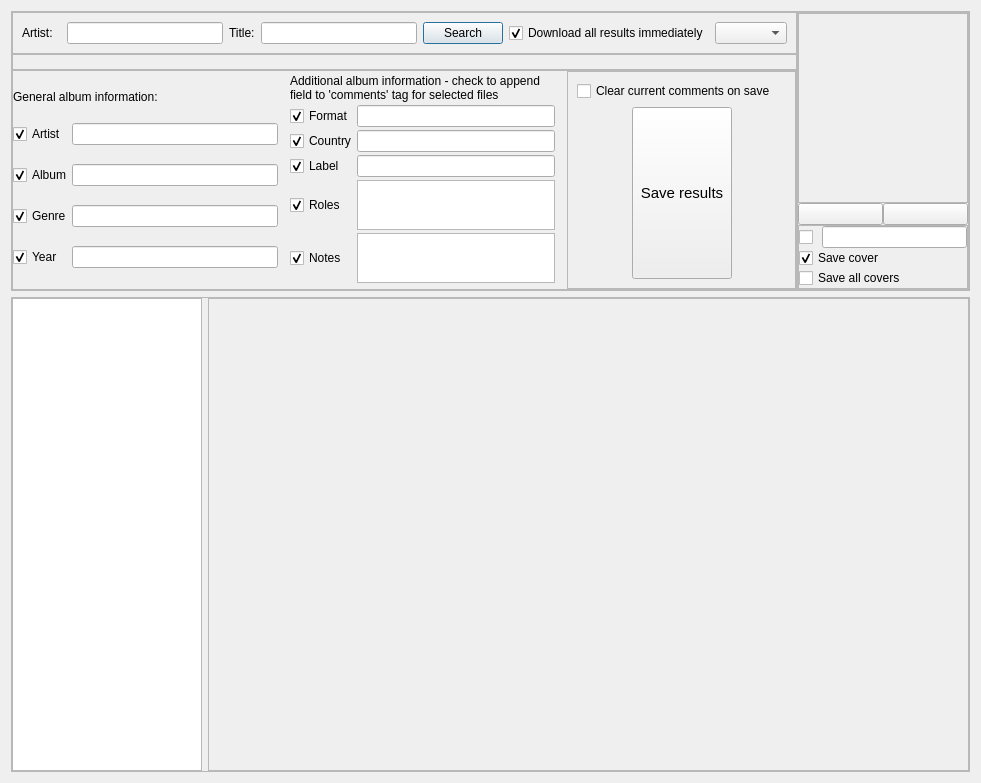
Old version of the form OnlineSearch/searchDialog.ui in the repository ivareske/TagEditor.
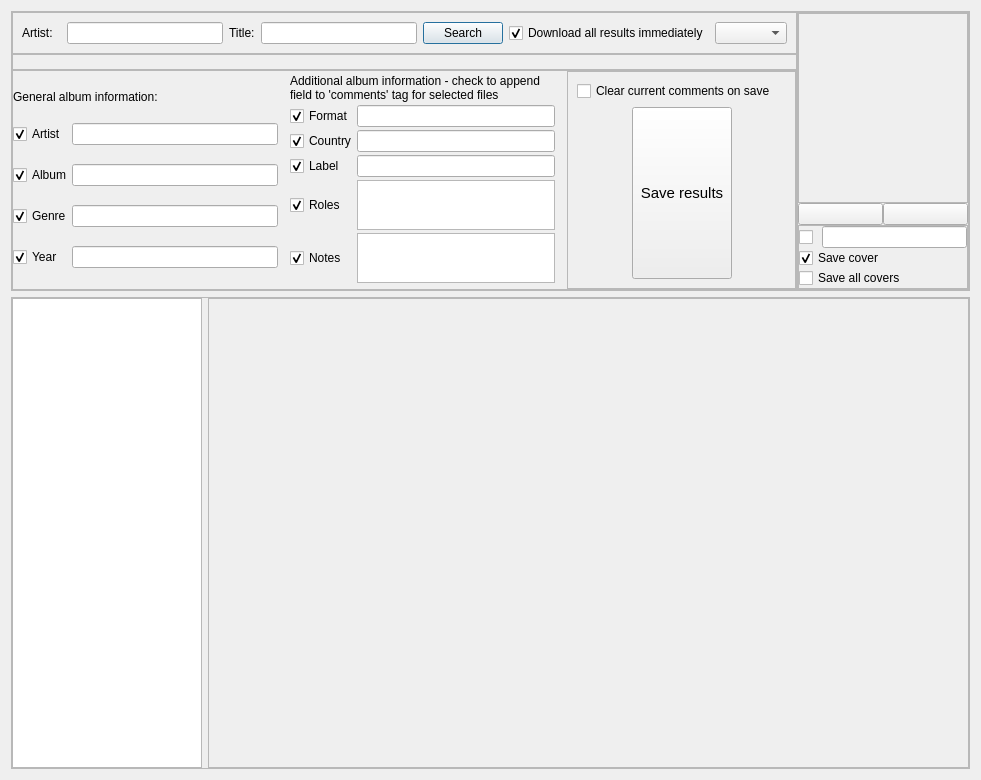
New version of the form. Icons and pictures are not drawn.

Diff of the .ui file:
```diff
--- a/OnlineSearch/searchDialog.ui
+++ b/OnlineSearch/searchDialog.ui
@@ -7,7 +7,7 @@
     <x>0</x>
     <y>0</y>
     <width>981</width>
-    <height>783</height>
+    <height>780</height>
    </rect>
   </property>
   <property name="windowTitle">
```
